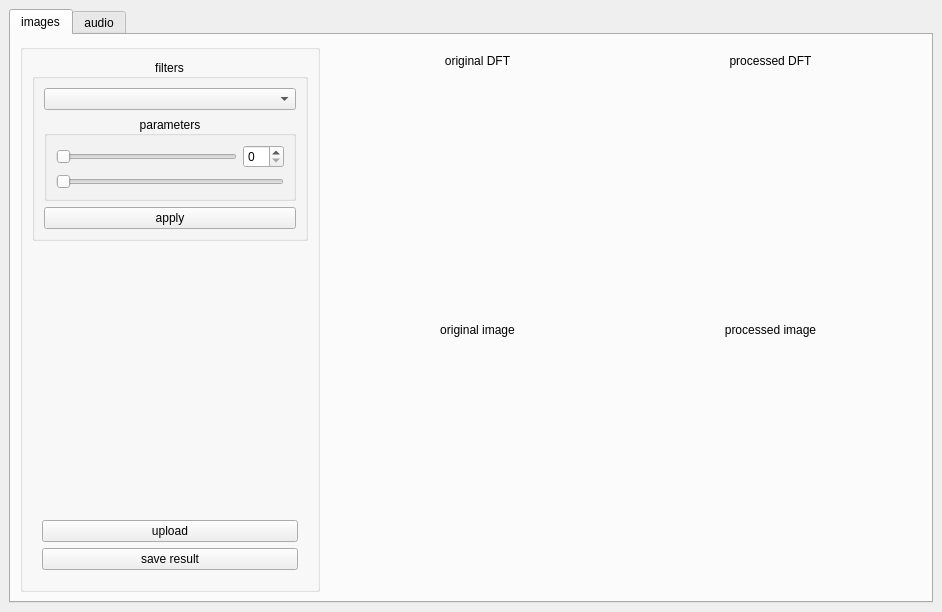
Above: FFT-processing/mainwindow.ui from 5arcoramphu5/image-and-audio-processing-with-FFT before the change. Below: the same form after it.
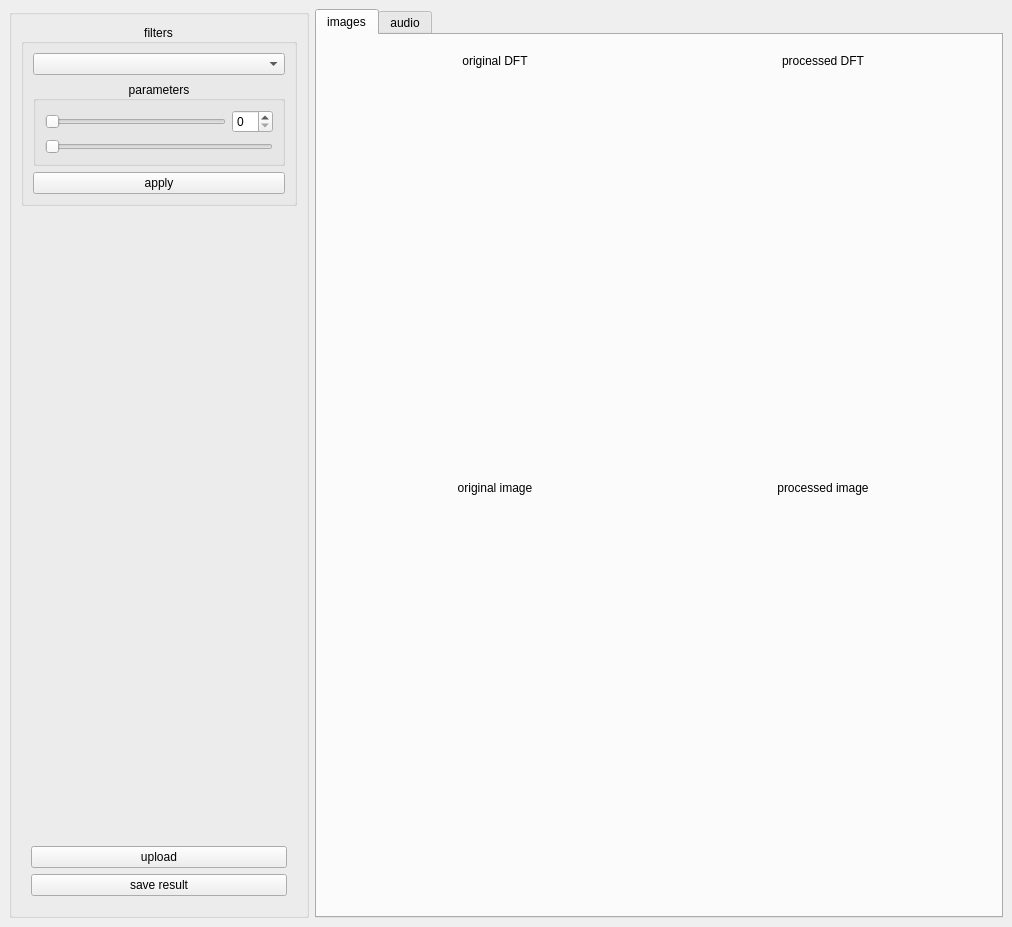
That is the form after the change. The open tabs and pages were chosen to show the change. Icons and pictures are not drawn.

Diff of the .ui file:
```diff
--- a/FFT-processing/mainwindow.ui
+++ b/FFT-processing/mainwindow.ui
@@ -6,8 +6,8 @@
    <rect>
     <x>0</x>
     <y>0</y>
-    <width>942</width>
-    <height>612</height>
+    <width>1012</width>
+    <height>927</height>
    </rect>
   </property>
   <property name="sizePolicy">
@@ -32,30 +32,11 @@
      <height>16777215</height>
     </size>
    </property>
-   <layout class="QVBoxLayout" name="verticalLayout">
-    <item>
-     <widget class="QTabWidget" name="tabWidget">
-      <property name="tabShape">
-       <enum>QTabWidget::Rounded</enum>
-      </property>
-      <property name="currentIndex">
-       <number>0</number>
-      </property>
-      <widget class="QWidget" name="imagesTab">
-       <property name="sizePolicy">
-        <sizepolicy hsizetype="Expanding" vsizetype="Expanding">
-         <horstretch>0</horstretch>
-         <verstretch>0</verstretch>
-        </sizepolicy>
-       </property>
-       <attribute name="title">
-        <string>images</string>
-       </attribute>
-       <layout class="QHBoxLayout" name="horizontalLayout_2">
+   <layout class="QHBoxLayout" name="horizontalLayout">
         <item>
          <widget class="QGroupBox" name="toolbox_group">
           <property name="sizePolicy">
-           <sizepolicy hsizetype="Preferred" vsizetype="Expanding">
+       <sizepolicy hsizetype="Expanding" vsizetype="Expanding">
             <horstretch>0</horstretch>
             <verstretch>0</verstretch>
            </sizepolicy>
@@ -79,7 +60,7 @@
            <item>
             <widget class="QGroupBox" name="filters_group">
              <property name="sizePolicy">
-              <sizepolicy hsizetype="Expanding" vsizetype="Expanding">
+          <sizepolicy hsizetype="Expanding" vsizetype="Fixed">
                <horstretch>0</horstretch>
                <verstretch>0</verstretch>
               </sizepolicy>
@@ -242,6 +223,25 @@
           </layout>
          </widget>
         </item>
+    <item>
+     <widget class="QTabWidget" name="tabWidget">
+      <property name="tabShape">
+       <enum>QTabWidget::Rounded</enum>
+      </property>
+      <property name="currentIndex">
+       <number>1</number>
+      </property>
+      <widget class="QWidget" name="imagesTab">
+       <property name="sizePolicy">
+        <sizepolicy hsizetype="Expanding" vsizetype="Expanding">
+         <horstretch>0</horstretch>
+         <verstretch>0</verstretch>
+        </sizepolicy>
+       </property>
+       <attribute name="title">
+        <string>images</string>
+       </attribute>
+       <layout class="QHBoxLayout" name="horizontalLayout_2">
         <item>
          <layout class="QGridLayout" name="images_layout">
           <property name="leftMargin">
```
Lines whose indentation alone changed are shown as unchanged.
